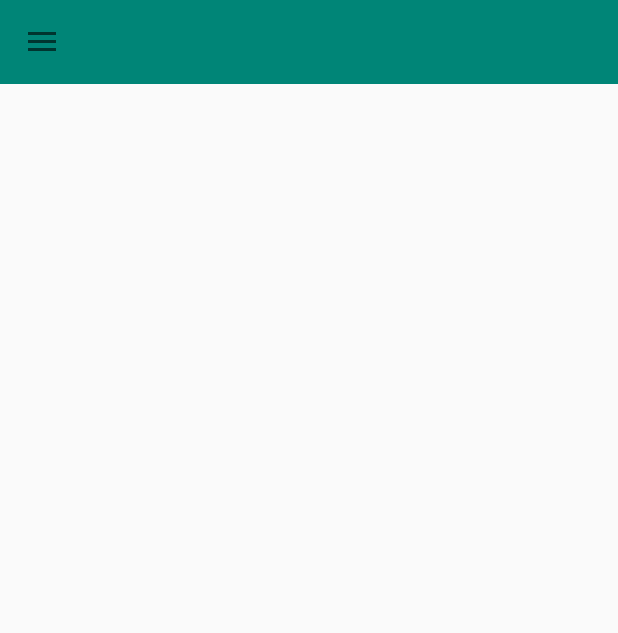
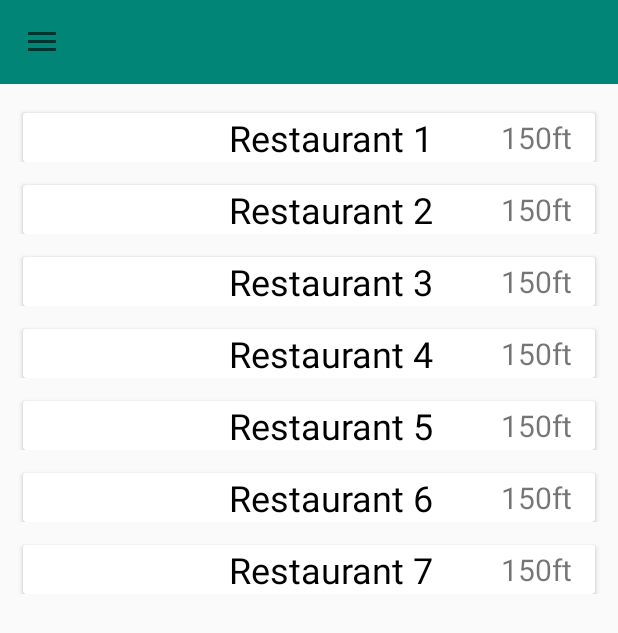
Before and after one commit to BL-CoderOvertime/Project-Week-Unit-2, an Android app: the screen it shows after launch (RestaurantListActivity), on a phone screen of 412 x 824 dp. Shown: the top 633 px of the screen. Run offline under Robolectric (Android 15) with nearby library versions, the phone set to English and light mode, and no system bars.

Commit message:
Setup RestaurantActivity Recycler View

```diff
--- a/app/src/main/java/com/example/projectweekunit2/Restaurant.java
+++ b/app/src/main/java/com/example/projectweekunit2/Restaurant.java
@@ -4,10 +4,11 @@ import android.graphics.Bitmap;
 
 import com.google.android.gms.maps.model.LatLng;
 
+import java.io.Serializable;
 import java.net.URI;
 import java.util.ArrayList;
 
-public class Restaurant {
+public class Restaurant implements Serializable {
 	private int id;
 	private LatLng location;
 	private String name;
--- a/app/src/main/java/com/example/projectweekunit2/RestaurantListActivity.java
+++ b/app/src/main/java/com/example/projectweekunit2/RestaurantListActivity.java
@@ -4,14 +4,43 @@ import android.support.v4.widget.DrawerLayout;
 import android.support.v7.app.ActionBarDrawerToggle;
 import android.support.v7.app.AppCompatActivity;
 import android.os.Bundle;
+import android.support.v7.widget.LinearLayoutManager;
+import android.support.v7.widget.RecyclerView;
 import android.support.v7.widget.Toolbar;
+import android.widget.LinearLayout;
+
+import java.util.ArrayList;
 
 public class RestaurantListActivity extends AppCompatActivity {
+
+	RestaurantListAdapter listAdapter;
+	RecyclerView recyclerView;
+
+	//TODO: move this to Dao
+	ArrayList<Restaurant> restaurants;
+
 
 	@Override
 	protected void onCreate(Bundle savedInstanceState) {
 		super.onCreate(savedInstanceState);
 		setContentView(R.layout.activity_restaurant_list);
+
+		recyclerView = findViewById(R.id.restaurant_list_recycler_view);
+		restaurants = new ArrayList<>();
+
+		//int id, LatLng location, String name, ArrayList<MenuItem> menu, URI imageUri
+		restaurants.add(new Restaurant(1,null, "Restaurant 1", new ArrayList<MenuItem>(), null));
+		restaurants.add(new Restaurant(2,null, "Restaurant 2", new ArrayList<MenuItem>(), null));
+		restaurants.add(new Restaurant(3,null, "Restaurant 3", new ArrayList<MenuItem>(), null));
+		restaurants.add(new Restaurant(4,null, "Restaurant 4", new ArrayList<MenuItem>(), null));
+		restaurants.add(new Restaurant(5,null, "Restaurant 5", new ArrayList<MenuItem>(), null));
+		restaurants.add(new Restaurant(6,null, "Restaurant 6", new ArrayList<MenuItem>(), null));
+		restaurants.add(new Restaurant(7,null, "Restaurant 7", new ArrayList<MenuItem>(), null));
+		listAdapter = new RestaurantListAdapter(restaurants);
+		LinearLayoutManager layoutManager = new LinearLayoutManager(this);
+
+		recyclerView.setAdapter(listAdapter);
+		recyclerView.setLayoutManager(layoutManager);
 
 		Toolbar toolbar                = findViewById(R.id.toolbar);
 		DrawerLayout drawerLayout      = findViewById(R.id.drawer_layout);
@@ -19,5 +48,7 @@ public class RestaurantListActivity extends AppCompatActivity {
 				this, drawerLayout, toolbar, R.string.open_drawer, R.string.close_drawer);
 		drawerLayout.addDrawerListener(toggle);
 		toggle.syncState();
+
+
 	}
 }
--- a/app/src/main/java/com/example/projectweekunit2/RestaurantListAdapter.java
+++ b/app/src/main/java/com/example/projectweekunit2/RestaurantListAdapter.java
@@ -1,4 +1,67 @@
 package com.example.projectweekunit2;
 
-public class RestaurantListAdapter {
+import android.content.Intent;
+import android.os.Bundle;
+import android.support.annotation.NonNull;
+import android.support.v7.widget.RecyclerView;
+import android.text.Layout;
+import android.view.LayoutInflater;
+import android.view.View;
+import android.view.ViewGroup;
+import android.widget.ImageView;
+import android.widget.TextView;
+
+import java.util.ArrayList;
+
+public class RestaurantListAdapter extends RecyclerView.Adapter<RestaurantListAdapter.ViewHolder> {
+
+	ArrayList<Restaurant> restaurants;
+
+	public RestaurantListAdapter(ArrayList<Restaurant> restaurants){
+		this.restaurants = restaurants;
+	}
+
+	class ViewHolder extends RecyclerView.ViewHolder{
+
+		TextView tvRestaurantName, tvDistanceTo;
+		ImageView ivRestaurantLogo;
+
+		public ViewHolder(@NonNull View itemView) {
+			super(itemView);
+			tvRestaurantName = itemView.findViewById(R.id.restaurant_list_name);
+			tvDistanceTo = itemView.findViewById(R.id.restaurant_list_distance);
+			ivRestaurantLogo = itemView.findViewById(R.id.restaurant_logo);
+		}
+	}
+	@NonNull
+	@Override
+	public RestaurantListAdapter.ViewHolder onCreateViewHolder(@NonNull ViewGroup parent, int i) {
+		View v = LayoutInflater.from(parent.getContext()).inflate(R.layout.restaurant_list_content, parent, false);
+		return new ViewHolder(v);
+	}
+
+	@Override
+	public void onBindViewHolder(@NonNull RestaurantListAdapter.ViewHolder viewHolder, int i) {
+		final Restaurant data = restaurants.get(i);
+		//TODO: setup method for calculating the distance to restaurant
+		//viewHolder.tvDistanceTo.setText(data.getDistanceTo());
+		viewHolder.tvRestaurantName.setText(data.getName());
+		viewHolder.ivRestaurantLogo.setImageBitmap(data.getImage());
+		viewHolder.itemView.setOnClickListener(new View.OnClickListener() {
+			@Override
+			public void onClick(View v) {
+				Intent intent = new Intent(v.getContext(), MenuItemListActivity.class);
+				Bundle bundle = new Bundle();
+				bundle.putSerializable("restaurant_key", data);
+				intent.putExtras(bundle);
+				v.getContext().startActivity(intent);
+			}
+		});
+
+	}
+
+	@Override
+	public int getItemCount() {
+		return restaurants.size();
+	}
 }
--- a/app/src/main/res/layout/restaurant_list_content.xml
+++ b/app/src/main/res/layout/restaurant_list_content.xml
@@ -1,11 +1,12 @@
 <?xml version="1.0" encoding="utf-8"?>
 <android.support.constraint.ConstraintLayout xmlns:android="http://schemas.android.com/apk/res/android"
     android:layout_width="match_parent"
-    android:layout_height="match_parent"
+    android:layout_height="wrap_content"
     xmlns:app="http://schemas.android.com/apk/res-auto">
 
 
     <android.support.v7.widget.CardView
+        android:id="@+id/restaurant_list_parent_layout"
         app:layout_constraintTop_toTopOf="parent"
         android:layout_width="match_parent"
         android:layout_height="wrap_content"
```
